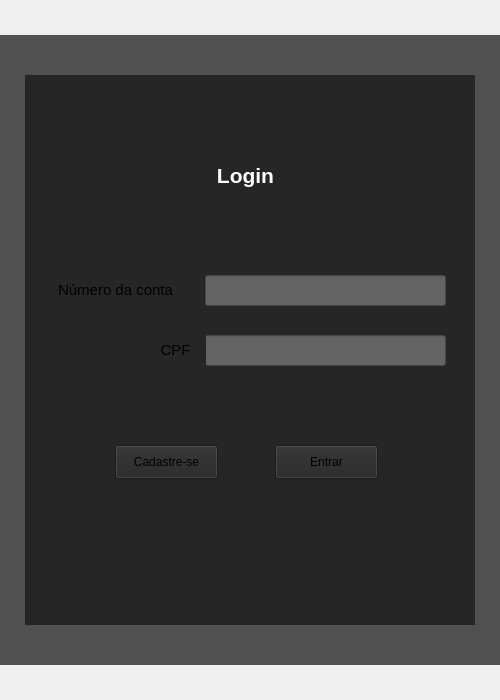
This is Interface/telas/telaPrincipal.ui in cdanielss/pooII as Qt 5 draws it before an edit. The edited form follows.
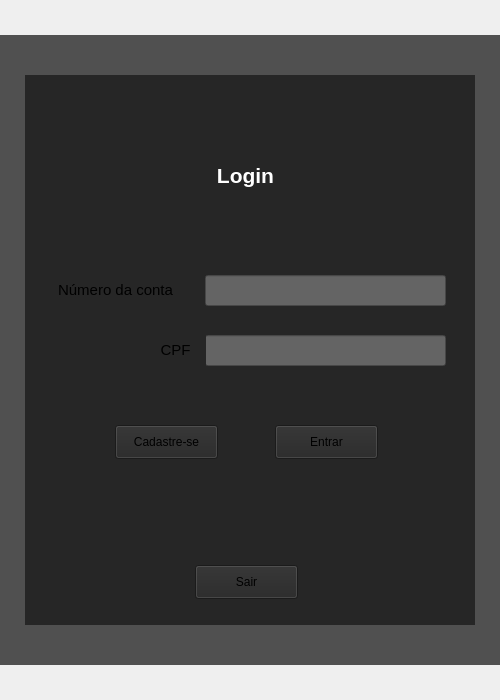
This is the edited form.

Commit message: Telas: cadastro, principal e telaBanco configuradas para cliente/servidor

```diff
--- a/Interface/telas/telaPrincipal.ui
+++ b/Interface/telas/telaPrincipal.ui
@@ -103,7 +103,7 @@
           <property name="geometry">
            <rect>
             <x>250</x>
-            <y>370</y>
+            <y>350</y>
             <width>103</width>
             <height>34</height>
            </rect>
@@ -132,7 +132,7 @@
           <property name="geometry">
            <rect>
             <x>90</x>
-            <y>370</y>
+            <y>350</y>
             <width>103</width>
             <height>34</height>
            </rect>
@@ -203,6 +203,19 @@
            <string>&lt;html&gt;&lt;head/&gt;&lt;body&gt;&lt;p align=&quot;center&quot;&gt;&lt;span style=&quot; font-size:11pt;&quot;&gt;CPF&lt;/span&gt;&lt;/p&gt;&lt;/body&gt;&lt;/html&gt;</string>
           </property>
          </widget>
+         <widget class="QPushButton" name="botao_sair">
+          <property name="geometry">
+           <rect>
+            <x>170</x>
+            <y>490</y>
+            <width>103</width>
+            <height>34</height>
+           </rect>
+          </property>
+          <property name="text">
+           <string>Sair</string>
+          </property>
+         </widget>
         </widget>
        </item>
       </layout>
```
The commit also changes 24 other files.
